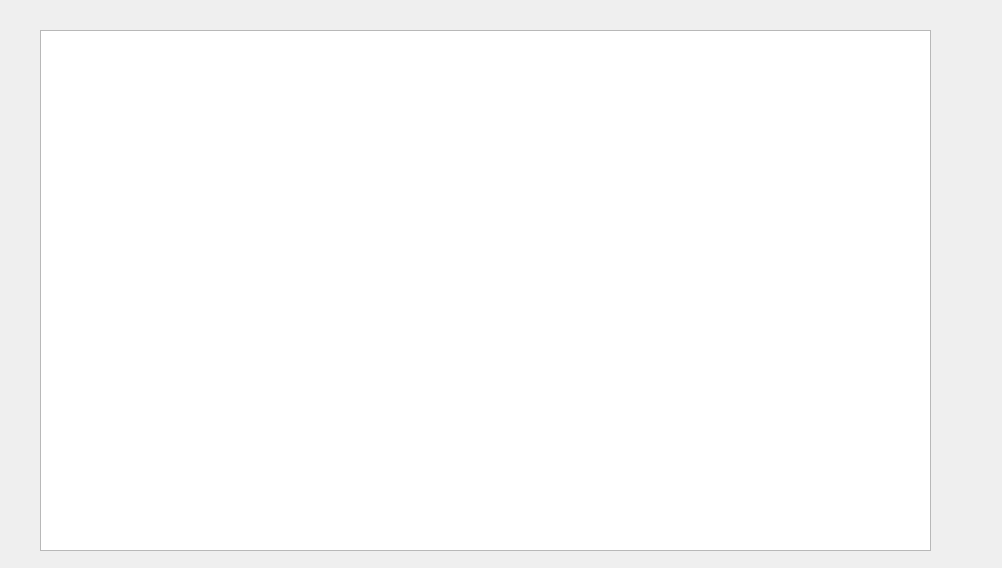
Qt form expiredisplay.ui (NickReardon/P2-Bulk-Club-Project) before a commit.
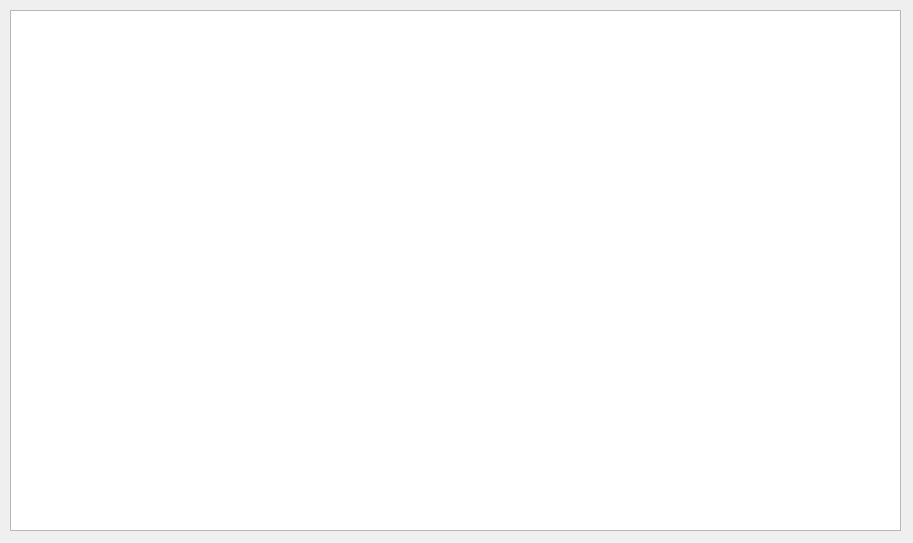
The same form after that commit.

Diff of the .ui file:
```diff
--- a/expiredisplay.ui
+++ b/expiredisplay.ui
@@ -6,8 +6,8 @@
    <rect>
     <x>0</x>
     <y>0</y>
-    <width>1002</width>
-    <height>568</height>
+    <width>913</width>
+    <height>543</height>
    </rect>
   </property>
   <property name="windowTitle">
@@ -16,8 +16,8 @@
   <widget class="QTableView" name="expireView">
    <property name="geometry">
     <rect>
-     <x>40</x>
-     <y>30</y>
+     <x>10</x>
+     <y>10</y>
      <width>891</width>
      <height>521</height>
     </rect>
```
